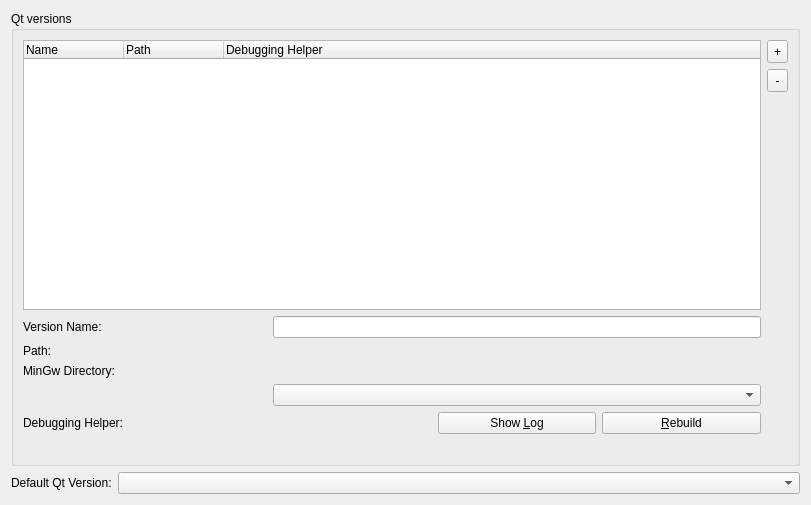
This is src/plugins/qt4projectmanager/qtversionmanager.ui in qt-creator/qt-creator as Qt 5 draws it before an edit. The edited form follows.
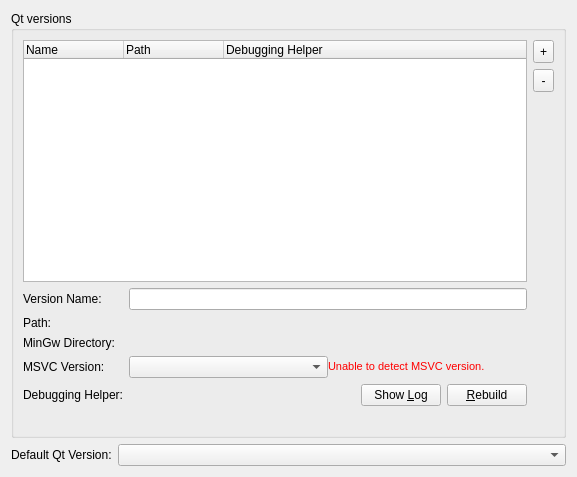
This is the edited form. Custom widgets are drawn as their Qt base class.

Commit message:
Always show a selection of the MSVC versions available, even for one.
Also, warn if no MSVC version could be detected even though the Qt
version was build with MSVC. This should make the tracing of problem
a bit easier. Before, we have hidden the GUI elements if only one
compiler version could be found. This looks inconsistent and causes
confusion.

The edit to the form file:
```diff
--- a/src/plugins/qt4projectmanager/qtversionmanager.ui
+++ b/src/plugins/qt4projectmanager/qtversionmanager.ui
@@ -6,8 +6,8 @@
    <rect>
     <x>0</x>
     <y>0</y>
-    <width>811</width>
-    <height>505</height>
+    <width>577</width>
+    <height>477</height>
    </rect>
   </property>
   <layout class="QVBoxLayout" name="verticalLayout">
@@ -16,8 +16,36 @@
      <property name="title">
       <string>Qt versions</string>
      </property>
-     <layout class="QGridLayout" name="gridLayout_2">
-      <item row="0" column="3">
+     <layout class="QGridLayout" name="gridLayout">
+      <item row="0" column="0" colspan="2">
+       <widget class="QTreeWidget" name="qtdirList">
+        <property name="uniformRowHeights">
+         <bool>true</bool>
+        </property>
+        <property name="itemsExpandable">
+         <bool>false</bool>
+        </property>
+        <property name="columnCount">
+         <number>3</number>
+        </property>
+        <column>
+         <property name="text">
+          <string>Name</string>
+         </property>
+        </column>
+        <column>
+         <property name="text">
+          <string>Path</string>
+         </property>
+        </column>
+        <column>
+         <property name="text">
+          <string>Debugging Helper</string>
+         </property>
+        </column>
+       </widget>
+      </item>
+      <item row="0" column="2">
        <layout class="QVBoxLayout">
         <property name="spacing">
          <number>6</number>
@@ -66,34 +94,6 @@
         </item>
        </layout>
       </item>
-      <item row="0" column="0" colspan="3">
-       <widget class="QTreeWidget" name="qtdirList">
-        <property name="uniformRowHeights">
-         <bool>true</bool>
-        </property>
-        <property name="itemsExpandable">
-         <bool>false</bool>
-        </property>
-        <property name="columnCount">
-         <number>3</number>
-        </property>
-        <column>
-         <property name="text">
-          <string>Name</string>
-         </property>
-        </column>
-        <column>
-         <property name="text">
-          <string>Path</string>
-         </property>
-        </column>
-        <column>
-         <property name="text">
-          <string>Debugging Helper</string>
-         </property>
-        </column>
-       </widget>
-      </item>
       <item row="1" column="0">
        <widget class="QLabel" name="versionNameLabel">
         <property name="text">
@@ -101,7 +101,7 @@
         </property>
        </widget>
       </item>
-      <item row="1" column="1" colspan="2">
+      <item row="1" column="1">
        <widget class="QLineEdit" name="nameEdit"/>
       </item>
       <item row="2" column="0">
@@ -111,6 +111,9 @@
         </property>
        </widget>
       </item>
+      <item row="2" column="1">
+       <widget class="Core::Utils::PathChooser" name="qtPath" native="true"/>
+      </item>
       <item row="3" column="0">
        <widget class="QLabel" name="mingwLabel">
         <property name="text">
@@ -118,33 +121,67 @@
         </property>
        </widget>
       </item>
-      <item row="6" column="0" colspan="4">
-       <widget class="QLabel" name="errorLabel">
-        <property name="text">
-         <string/>
-        </property>
-       </widget>
-      </item>
-      <item row="4" column="1" colspan="2">
-       <widget class="QComboBox" name="msvcComboBox"/>
-      </item>
-      <item row="2" column="1" colspan="2">
-       <widget class="Core::Utils::PathChooser" name="qtPath" native="true"/>
-      </item>
-      <item row="3" column="1" colspan="2">
+      <item row="3" column="1">
        <widget class="Core::Utils::PathChooser" name="mingwPath" native="true"/>
       </item>
-      <item row="5" column="0">
+      <item row="4" column="0">
+       <widget class="QLabel" name="msvcLabel">
+        <property name="text">
+         <string>MSVC Version:</string>
+        </property>
+       </widget>
+      </item>
+      <item row="4" column="1">
+       <layout class="QHBoxLayout" name="horizontalLayout">
+        <property name="spacing">
+         <number>0</number>
+        </property>
+        <item>
+         <widget class="QComboBox" name="msvcComboBox">
+          <property name="sizePolicy">
+           <sizepolicy hsizetype="MinimumExpanding" vsizetype="Fixed">
+            <horstretch>0</horstretch>
+            <verstretch>0</verstretch>
+           </sizepolicy>
+          </property>
+         </widget>
+        </item>
+        <item>
+         <widget class="QLabel" name="msvcNotFoundLabel">
+          <property name="sizePolicy">
+           <sizepolicy hsizetype="MinimumExpanding" vsizetype="Preferred">
+            <horstretch>0</horstretch>
+            <verstretch>0</verstretch>
+           </sizepolicy>
+          </property>
+          <property name="text">
+           <string>&lt;!DOCTYPE HTML PUBLIC &quot;-//W3C//DTD HTML 4.0//EN&quot; &quot;http://www.w3.org/TR/REC-html40/strict.dtd&quot;&gt;
+&lt;html&gt;&lt;head&gt;&lt;meta name=&quot;qrichtext&quot; content=&quot;1&quot; /&gt;&lt;style type=&quot;text/css&quot;&gt;
+p, li { white-space: pre-wrap; }
+&lt;/style&gt;&lt;/head&gt;&lt;body style=&quot; font-family:'MS Shell Dlg 2'; font-size:8.25pt; font-weight:400; font-style:normal;&quot;&gt;
+&lt;p style=&quot; margin-top:0px; margin-bottom:0px; margin-left:0px; margin-right:0px; -qt-block-indent:0; text-indent:0px;&quot;&gt;&lt;span style=&quot; color:#ff0000;&quot;&gt;Unable to detect MSVC version.&lt;/span&gt;&lt;/p&gt;&lt;/body&gt;&lt;/html&gt;</string>
+          </property>
+         </widget>
+        </item>
+       </layout>
+      </item>
+      <item row="6" column="0">
        <widget class="QLabel" name="label">
         <property name="text">
          <string>Debugging Helper:</string>
         </property>
        </widget>
       </item>
-      <item row="5" column="1" colspan="2">
+      <item row="6" column="1">
        <layout class="QHBoxLayout" name="horizontalLayout_2">
         <item>
          <widget class="QLabel" name="debuggingHelperStateLabel">
+          <property name="sizePolicy">
+           <sizepolicy hsizetype="MinimumExpanding" vsizetype="Preferred">
+            <horstretch>0</horstretch>
+            <verstretch>0</verstretch>
+           </sizepolicy>
+          </property>
           <property name="text">
            <string/>
           </property>
@@ -166,11 +203,18 @@
         </item>
        </layout>
       </item>
+      <item row="7" column="1">
+       <widget class="QLabel" name="errorLabel">
+        <property name="text">
+         <string/>
+        </property>
+       </widget>
+      </item>
      </layout>
     </widget>
    </item>
    <item>
-    <layout class="QHBoxLayout" name="horizontalLayout">
+    <layout class="QHBoxLayout" name="horizontalLayout_3">
      <item>
       <widget class="QLabel" name="defaultLabel">
        <property name="text">
```
The commit also changes 2 other files.
